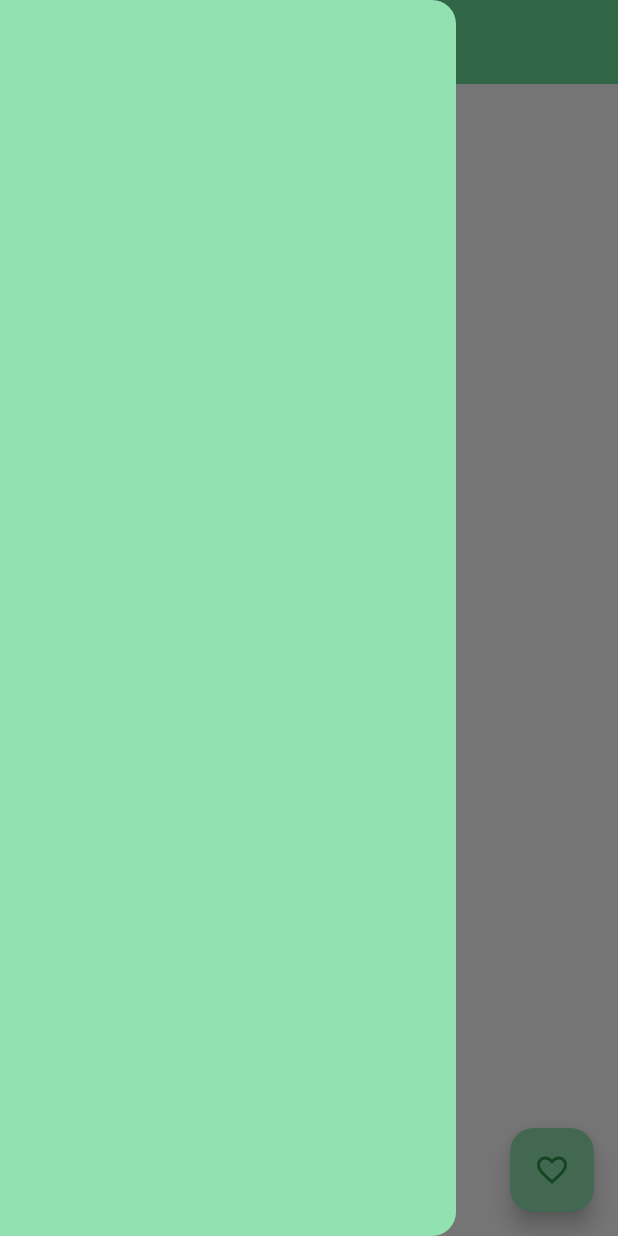
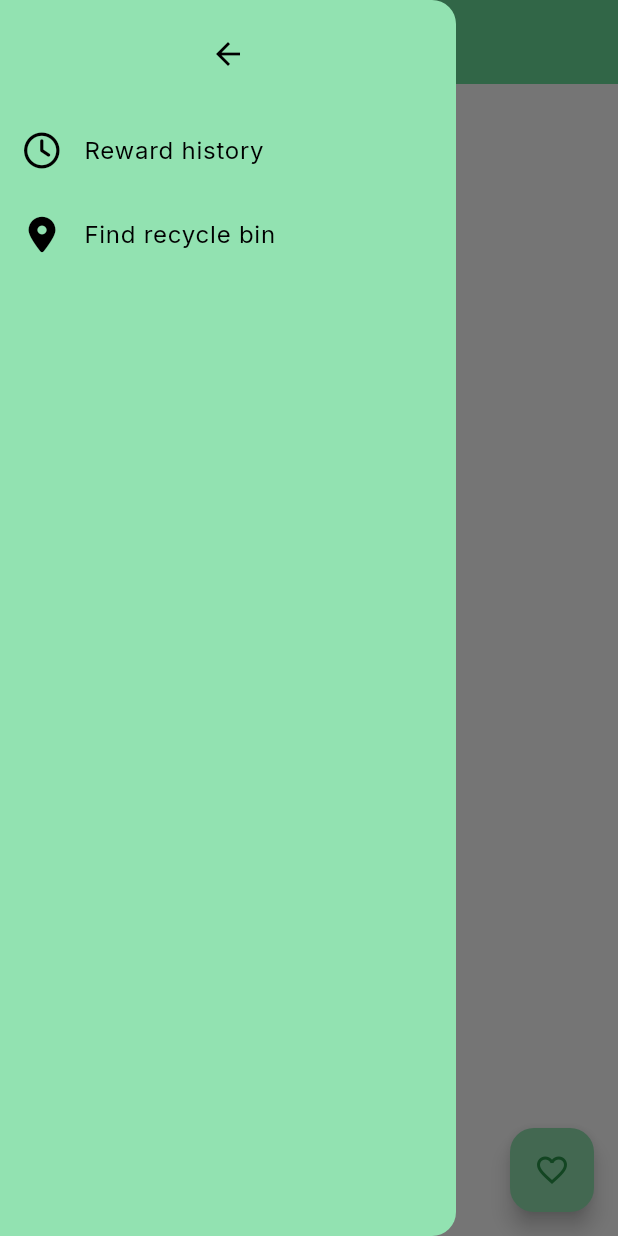
Before and after one commit to ZTHHK0313/EcoCycleCould_Project, a Flutter app: the screen it shows after launch, with the side drawer open, on a phone screen of 412 x 824 dp. Run offline on Flutter 3.47's test engine with Material 3 defaults, Android fonts, the phone set to English and light mode, and no system bars; our stand-ins replace font_awesome_flutter, google_fonts.

Commit message:
Complete drawer layout

```diff
--- a/app/lib/pages/home.dart
+++ b/app/lib/pages/home.dart
@@ -1,6 +1,7 @@
 import 'package:flutter/material.dart';
+import 'package:font_awesome_flutter/font_awesome_flutter.dart';
 
-class HomePage extends StatelessWidget{
+class HomePage extends StatelessWidget {
   const HomePage({super.key});
 
   @override
@@ -8,10 +9,28 @@ class HomePage extends StatelessWidget{
     return Scaffold(
       appBar: AppBar(title: const Text("Foo")),
       floatingActionButton: FloatingActionButton(
-        onPressed: () {},
-        child: const Icon(Icons.favorite_border)),
-        drawer: const Drawer(),
+          onPressed: () {}, child: const Icon(Icons.favorite_border)),
+      drawer: Drawer(
+        child: ListView(
+          children: <Widget>[
+            Padding(
+                padding: const EdgeInsets.all(12),
+                child: IconButton(
+                    onPressed: () {
+                      Navigator.pop<void>(context);
+                    },
+                    icon: const Icon(Icons.arrow_back))),
+            ListTile(
+                leading: const Icon(FontAwesomeIcons.clock),
+                title: const Text("Reward history"),
+                onTap: () {}),
+            ListTile(
+                leading: const Icon(FontAwesomeIcons.locationDot),
+                title: const Text("Find recycle bin"),
+                onTap: () {})
+          ],
+        ),
+      ),
     );
   }
-
 }
```
